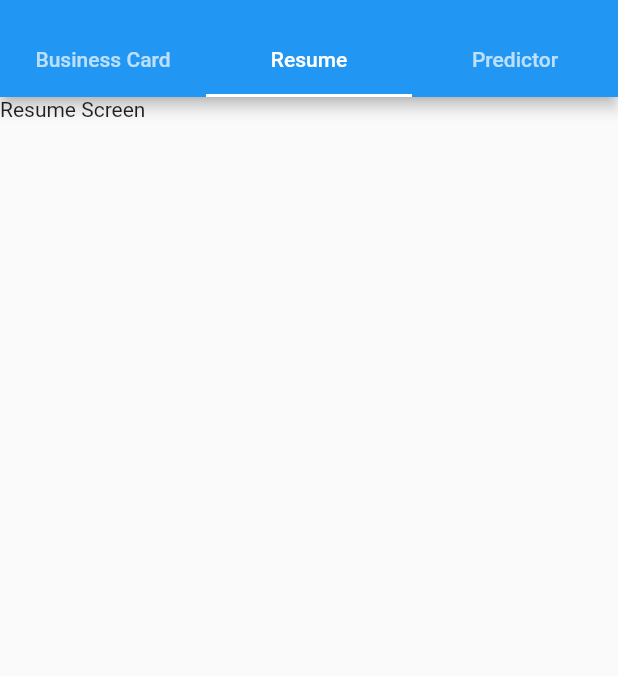
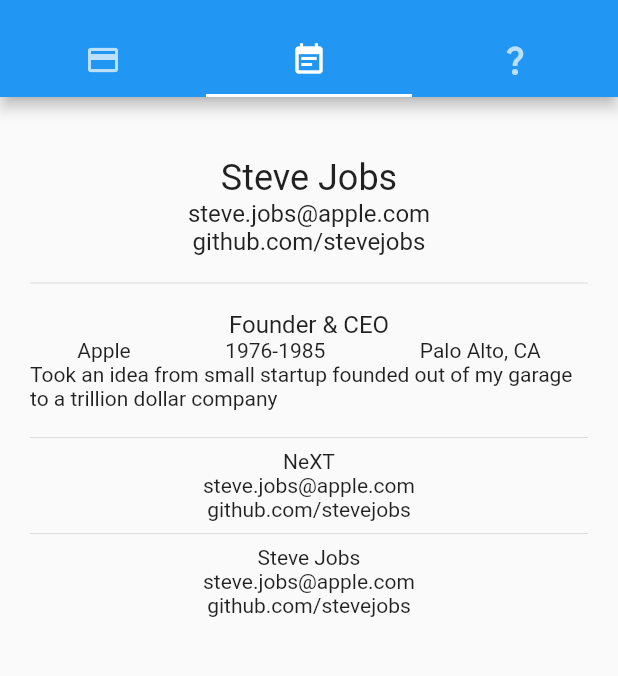
Before and after one commit to Schow94/Call-Me-Maybe, a Flutter app: the screen it shows after launch, tab 2 chosen, on a phone screen of 412 x 824 dp, the part 59-735 px from its top. Run offline on Flutter 3.47's test engine with Material 2 defaults, Android fonts, the phone set to English and light mode, and no system bars.

Commit message:
Add icons to TabBar

```diff
--- a/lib/app.dart
+++ b/lib/app.dart
@@ -13,19 +13,19 @@ class App extends StatelessWidget {
       theme: ThemeData(
         primarySwatch: Colors.blue,
         textTheme: TextTheme(
-          headline4: TextStyle(color: Colors.pinkAccent),
+          headline4: TextStyle(color: Colors.grey[600]),
         ),
       ),
-      home: MainTabController(),
+      home: const MainTabController(),
     );
   }
 }
 
 class MainTabController extends StatelessWidget {
   static const tabs = [
-    Tab(text: 'Business Card'),
-    Tab(text: 'Resume'),
-    Tab(text: 'Predictor'),
+    Tab(icon: Icon(Icons.credit_card)),
+    Tab(icon: Icon(Icons.event_note)),
+    Tab(icon: Icon(Icons.question_mark)),
   ];
   static const screens = [
     BusinessCard(),
--- a/lib/main.dart
+++ b/lib/main.dart
@@ -11,6 +11,8 @@ import 'app.dart';
 
 void main() {
   // Allow these orientations on device
+  WidgetsFlutterBinding.ensureInitialized();
+
   SystemChrome.setPreferredOrientations([
     DeviceOrientation.landscapeLeft,
     DeviceOrientation.landscapeRight,
--- a/lib/screens/resume_screen.dart
+++ b/lib/screens/resume_screen.dart
@@ -6,7 +6,55 @@ class Resume extends StatelessWidget {
   @override
   Widget build(BuildContext context) {
     return Container(
-      child: const Text('Resume Screen'),
+      margin: EdgeInsets.all(20),
+      child: SingleChildScrollView(
+        child: Column(
+          children: [
+            SizedBox(height: 20),
+            Text(
+              'Steve Jobs',
+              style: Theme.of(context).textTheme.headlineSmall,
+            ),
+            Text(
+              'steve.jobs@apple.com',
+              style: Theme.of(context).textTheme.titleMedium,
+            ),
+            Text(
+              'github.com/stevejobs',
+              style: Theme.of(context).textTheme.titleMedium,
+            ),
+            SizedBox(height: 10),
+            Divider(),
+            SizedBox(height: 10),
+            Text(
+              'Founder & CEO',
+              style: Theme.of(context).textTheme.titleMedium,
+            ),
+            Row(
+              mainAxisAlignment: MainAxisAlignment.spaceAround,
+              children: [
+                Text(
+                  'Apple',
+                ),
+                Text('1976-1985'),
+                Text('Palo Alto, CA'),
+              ],
+            ),
+            Text(
+              'Took an idea from small startup founded out of my garage to a trillion dollar company',
+            ),
+            SizedBox(height: 10),
+            Divider(),
+            Text('NeXT'),
+            Text('steve.jobs@apple.com'),
+            Text('github.com/stevejobs'),
+            Divider(),
+            Text('Steve Jobs'),
+            Text('steve.jobs@apple.com'),
+            Text('github.com/stevejobs'),
+          ],
+        ),
+      ),
     );
   }
 }
```
